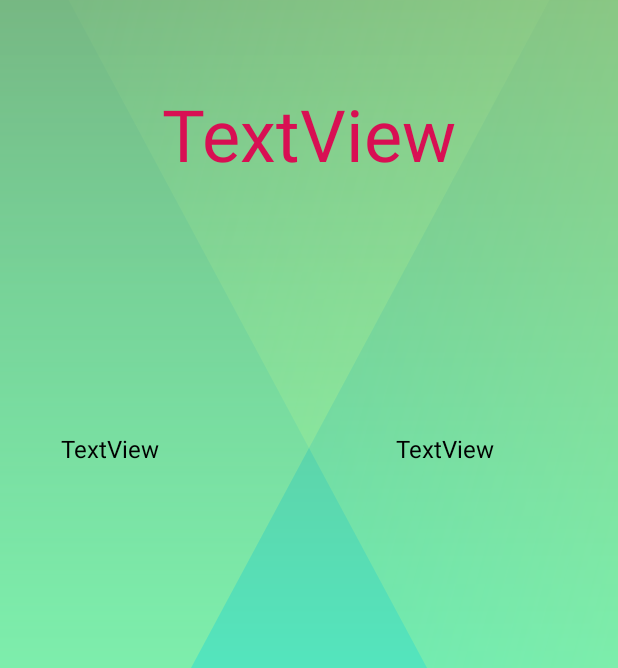
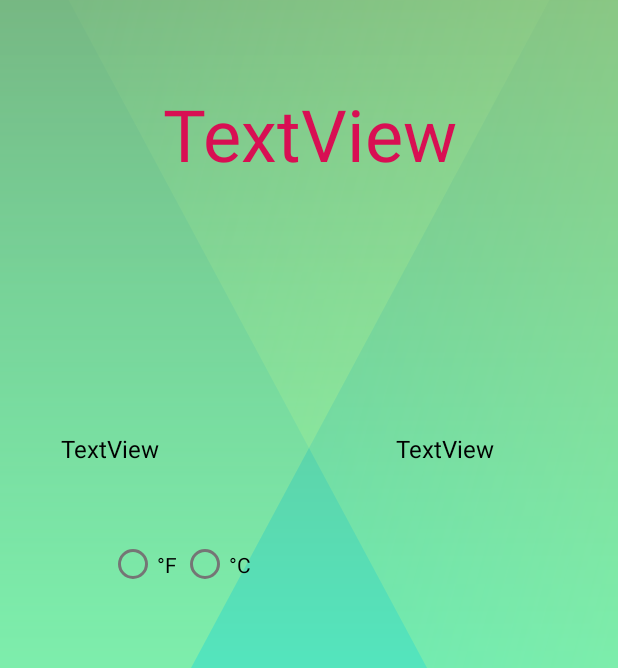
Before and after one commit to szymonflis/Sensor-Application, an Android app: the InternalSensors screen opened directly, with no data from a screen before it, on a phone screen of 412 x 824 dp. Shown: the part 212-880 px from the top of the screen. Run offline under Robolectric (Android 15) with nearby library versions, the light colour scheme and no system bars.

Commit message:
Log Addition and finishing of code

```diff
--- a/app/src/main/java/com/example/sensorapplication/EnvironmentSensors.java
+++ b/app/src/main/java/com/example/sensorapplication/EnvironmentSensors.java
@@ -95,10 +95,10 @@ public class EnvironmentSensors extends AppCompatActivity implements SensorEvent
             public void onCheckedChanged(RadioGroup radioGroup, int i) {
                 int id = unitChange.getCheckedRadioButtonId();
                 switch(id){
-                    case R.id.radioButton12:
+                    case R.id.celsius:
                         fahrenheit = false;
                         break;
-                    case R.id.radioButton10:
+                    case R.id.fahr:
                         fahrenheit = true;
                         break;
 
--- a/app/src/main/res/layout/activity_environment_sensors.xml
+++ b/app/src/main/res/layout/activity_environment_sensors.xml
@@ -126,6 +126,7 @@
         android:layout_width="101dp"
         android:layout_height="55dp"
         android:orientation="horizontal"
+        android:checked="true"
         app:layout_constraintBottom_toBottomOf="parent"
         app:layout_constraintEnd_toEndOf="parent"
         app:layout_constraintHorizontal_bias="0.851"
@@ -134,13 +135,13 @@
         app:layout_constraintVertical_bias="0.272">
 
         <RadioButton
-            android:id="@+id/radioButton10"
+            android:id="@+id/fahr"
             android:layout_width="wrap_content"
             android:layout_height="match_parent"
             android:text="@string/fahrenheit" />
 
         <RadioButton
-            android:id="@+id/radioButton12"
+            android:id="@+id/celsius"
             android:layout_width="74dp"
             android:layout_height="55dp"
             android:layout_weight="1"
--- a/app/src/main/res/layout/activity_internal_sensors.xml
+++ b/app/src/main/res/layout/activity_internal_sensors.xml
@@ -4,8 +4,10 @@
     xmlns:tools="http://schemas.android.com/tools"
     android:layout_width="match_parent"
     android:layout_height="match_parent"
+    android:background="@drawable/main_background"
     tools:context=".InternalSensors"
-    android:background="@drawable/main_background">
+    tools:layout_editor_absoluteX="0dp"
+    tools:layout_editor_absoluteY="0dp">
 
 
     <TextView
@@ -52,6 +54,7 @@
         android:id="@+id/batPerc"
         android:layout_width="wrap_content"
         android:layout_height="wrap_content"
+        android:gravity="center"
         android:text="TextView"
         android:textColor="#D80F53"
         android:textSize="48sp"
@@ -74,4 +77,34 @@
         app:layout_constraintStart_toStartOf="parent"
         app:layout_constraintTop_toTopOf="parent"
         app:layout_constraintVertical_bias="0.712" />
+
+    <RadioGroup
+        android:id="@+id/unitChange2"
+        android:layout_width="104dp"
+        android:layout_height="55dp"
+        android:orientation="horizontal"
+        app:layout_constraintBottom_toBottomOf="parent"
+        app:layout_constraintEnd_toEndOf="parent"
+        app:layout_constraintHorizontal_bias="0.237"
+        app:layout_constraintStart_toStartOf="parent"
+        app:layout_constraintTop_toTopOf="parent"
+        app:layout_constraintVertical_bias="0.609">
+
+        <RadioButton
+            android:id="@+id/fahr"
+            android:layout_width="wrap_content"
+            android:layout_height="match_parent"
+            android:text="@string/fahrenheit"
+            tools:layout_editor_absoluteX="248dp"
+            tools:layout_editor_absoluteY="184dp" />
+
+        <RadioButton
+            android:id="@+id/celsius"
+            android:layout_width="74dp"
+            android:layout_height="55dp"
+            android:layout_weight="1"
+            android:text="@string/Celsius" />
+
+    </RadioGroup>
+
 </androidx.constraintlayout.widget.ConstraintLayout>
```
Also changed, not shown: app/src/main/java/com/example/sensorapplication/InternalSensors.java (+28 -8 lines), app/src/main/res/layout/activity_hub.xml (+7 -3 lines).
